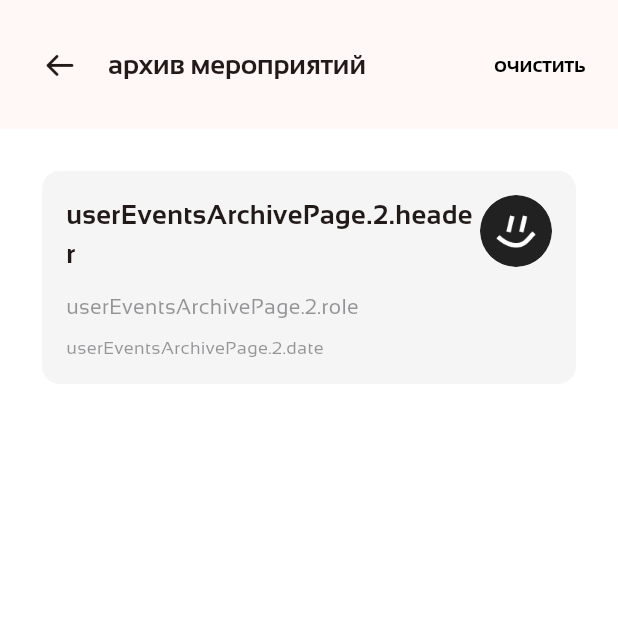
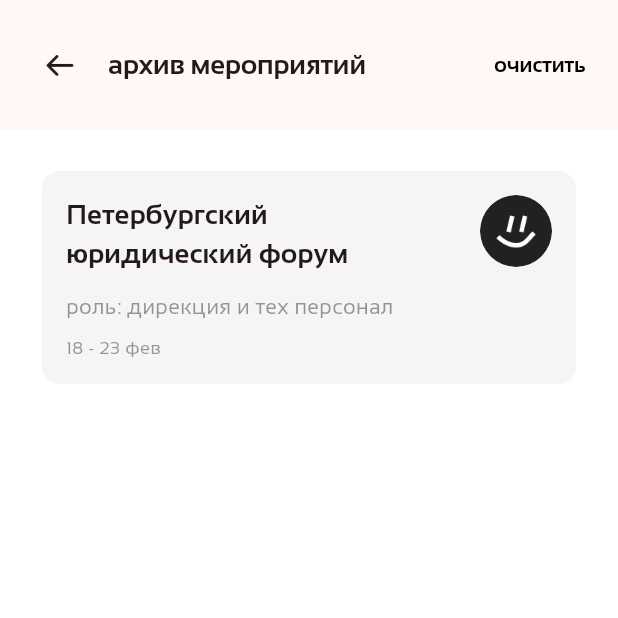
Before and after one commit to Geara0/news_demo, a Flutter app: the UserEventsArchivePage screen opened directly, on a phone screen of 412 x 824 dp, the top half of it. Run offline on Flutter 3.47's test engine with Material 2 defaults, Android fonts, the phone set to English and light mode, and no system bars; our stand-ins replace auto_route, bloc, easy_localization, flutter_bloc, smooth_page_indicator; generated files the repository leaves out were written again; statements that could not run were skipped.

Commit message:
text fix

```diff
--- a/lib/pages/profile/user_events/user_events_archive_page.dart
+++ b/lib/pages/profile/user_events/user_events_archive_page.dart
@@ -28,9 +28,9 @@ class UserEventsArchivePage extends StatelessWidget {
               const SizedBox(height: 24),
               UserEventCard(
                 image: const AssetImage('assets/user_event/img.png'),
-                title: 'userEventsArchivePage.2.header'.tr(),
-                role: 'userEventsArchivePage.2.role'.tr(),
-                date: 'userEventsArchivePage.2.date'.tr(),
+                title: 'userEventsArchivePage.1.header'.tr(),
+                role: 'userEventsArchivePage.1.role'.tr(),
+                date: 'userEventsArchivePage.1.date'.tr(),
                 onTap: () {},
               ),
             ],
```
